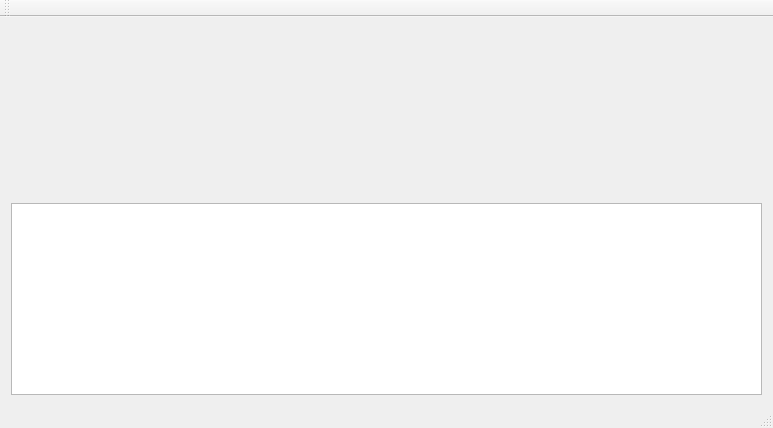
Old version of the form Lab01/Server/serverscreen.ui in the repository lichtstrahl/Network.
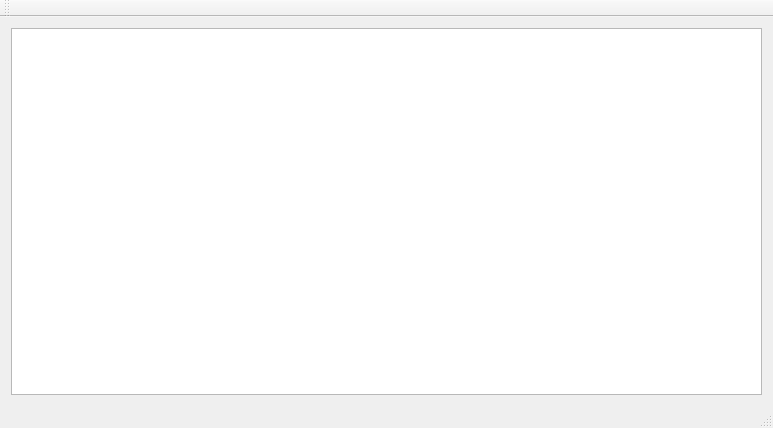
New version of the form.

What changed in the file:
```diff
--- a/Lab01/Server/serverscreen.ui
+++ b/Lab01/Server/serverscreen.ui
@@ -15,19 +15,6 @@
   </property>
   <widget class="QWidget" name="centralWidget">
    <layout class="QVBoxLayout" name="verticalLayout">
-    <item>
-     <spacer name="terminalSpacer">
-      <property name="orientation">
-       <enum>Qt::Vertical</enum>
-      </property>
-      <property name="sizeHint" stdset="0">
-       <size>
-        <width>20</width>
-        <height>40</height>
-       </size>
-      </property>
-     </spacer>
-    </item>
     <item>
      <widget class="QTextEdit" name="terminalEditor">
       <property name="readOnly">
```
